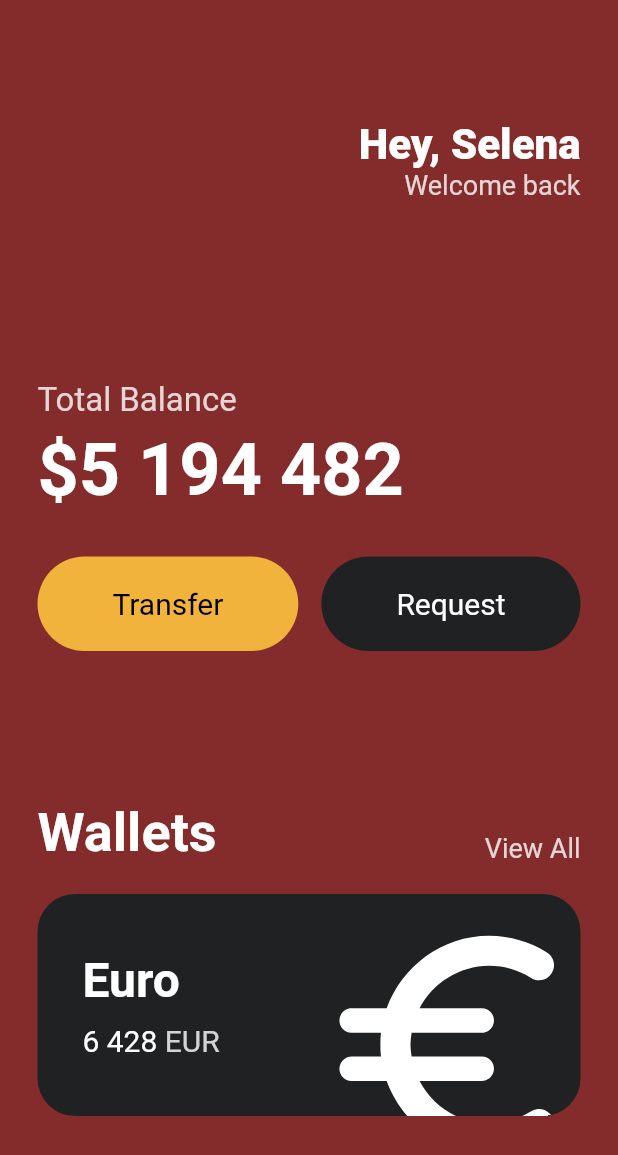
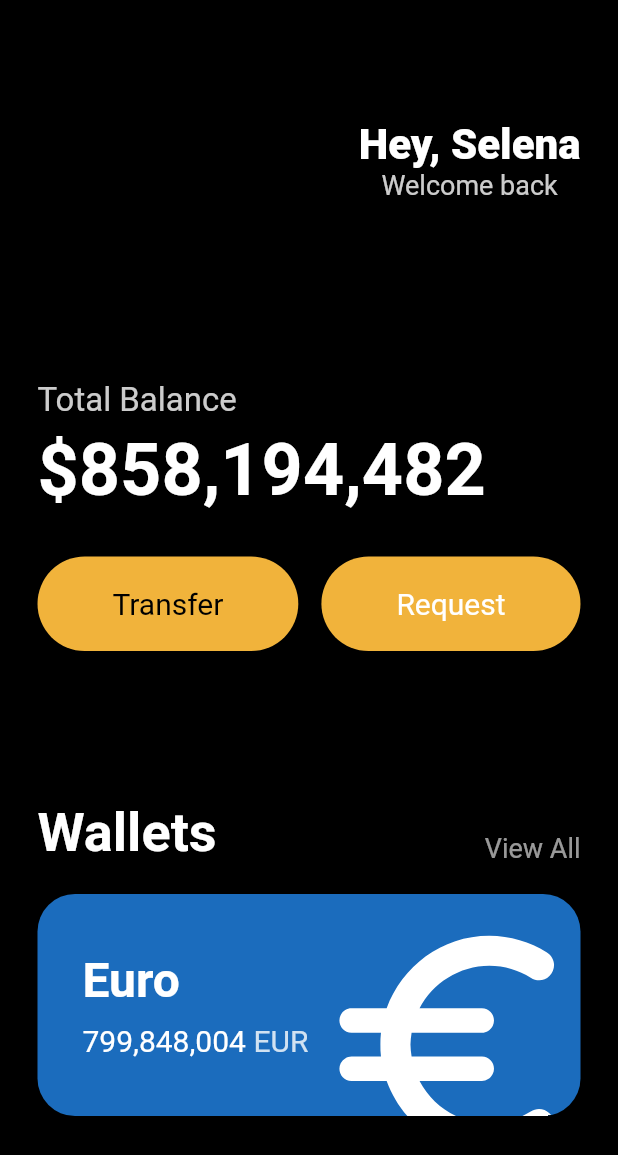
Before and after one commit to IOTspecailist/toonflix7, a Flutter app: the screen it shows after launch, on a phone screen of 412 x 824 dp. Shown: the top 1155 px of the screen. Run offline on Flutter 3.47's test engine with Material 2 defaults, Android fonts, the phone set to English and light mode, and no system bars.

Commit message:
소스마저 분석 완료

```diff
--- a/lib/main.dart
+++ b/lib/main.dart
@@ -10,29 +10,37 @@ class App extends StatelessWidget {
   Widget build(BuildContext context) {
     //빌드 위젯을 오버라이드
     return MaterialApp(
+      // 위젯의 시작과 끝은 괄호다
       // 리턴에 위젯을 선언해버리네
       //이 맨처음 위젯이 맨아래 깔리는 땅 같은 느낌이고
       // 그다음 scaffold라는 위젯을 깔고 그위에 padding 위젯깔고 이런 느낌이다
       home: Scaffold(
         //home은 변수인데 타입이 위젯이라 scaffold 위젯으로 초기화
-        backgroundColor: const Color.fromARGB(255, 132, 44, 44),
+        backgroundColor: const Color.fromARGB(255, 0, 0, 0),
         //Scaffold 위젯의 변수인 backgroundColor 는 color타입 변수
         body: Padding(
-          //
+          //backgroundColor와 body 둘다 Scaffold 위젯의 변수지만
+          // body는 자료형이 위젯이라 왼쪽에 하위클래스 라인이 생겼다
           padding: const EdgeInsets.symmetric(
             horizontal: 25,
           ),
           child: Column(
             crossAxisAlignment: CrossAxisAlignment.start,
+            //컬럼위젯을 개발자도구로 보면 폰 전체 세로범위를 나타낸다
+            //컬럼전체 align을 왼쪽(start)으로 했지만 서브위젯에서
+            //오른쪽으로 하면 컬럼 내에서 오른쪽으로 (시릴)가네
             children: [
+              //List<위젯> 자료형인 children
               const SizedBox(
+                //그냥 박스네 nico눈 박스크기를 가지고 화면내부 글자위치를 조정함
                 height: 80,
               ),
               Row(
                 mainAxisAlignment: MainAxisAlignment.end,
                 children: [
+                  //children은 List<위젯>이니까 대괄호로 시작
                   Column(
-                    crossAxisAlignment: CrossAxisAlignment.end,
+                    crossAxisAlignment: CrossAxisAlignment.center,
                     children: const [
                       Text(
                         'Hey, Selena',
@@ -67,7 +75,7 @@ class App extends StatelessWidget {
                 height: 5,
               ),
               const Text(
-                '\$5 194 482',
+                '\$858,194,482',
                 style: TextStyle(
                   fontSize: 48,
                   fontWeight: FontWeight.w600,
@@ -87,7 +95,7 @@ class App extends StatelessWidget {
                   ),
                   Button(
                     text: 'Request',
-                    bgColor: Color(0xFF1F2123),
+                    bgColor: Color(0xFFF1B33B),
                     textColor: Colors.white,
                   ),
                 ],
@@ -110,7 +118,7 @@ class App extends StatelessWidget {
                   Text(
                     'View All',
                     style: TextStyle(
-                      color: Colors.white.withOpacity(0.8),
+                      color: Colors.white.withOpacity(0.6),
                       fontSize: 18,
                     ),
                   ),
@@ -120,10 +128,14 @@ class App extends StatelessWidget {
                 height: 20,
               ),
               Container(
+                //유로 이미지 카드는 컨테이너로 담았군
+                //이미지는 컨테이너인가
                 clipBehavior: Clip.hardEdge,
+                //이 부분을 바꾸면 유로 로고가 컨테이너 범위를 초과한다
+
                 decoration: BoxDecoration(
-                  color: const Color(0xFF1F2123),
-                  borderRadius: BorderRadius.circular(25),
+                  color: const Color.fromARGB(255, 27, 108, 189),
+                  borderRadius: BorderRadius.circular(25), //모서리라운드
                 ),
                 child: Padding(
                   padding: const EdgeInsets.all(30),
@@ -147,7 +159,7 @@ class App extends StatelessWidget {
                           Row(
                             children: [
                               const Text(
-                                '6 428',
+                                '799,848,004',
                                 style: TextStyle(
                                   color: Colors.white,
                                   fontSize: 20,
@@ -172,7 +184,7 @@ class App extends StatelessWidget {
                         child: Transform.translate(
                           offset: const Offset(-5, 12),
                           child: const Icon(
-                            Icons.euro_rounded,
+                            Icons.euro_rounded, //유로모양
                             color: Colors.white,
                             size: 88,
                           ),
```
